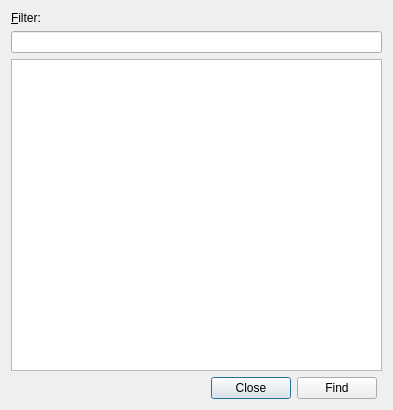
This is Code/Editor/TrackView/TrackViewFindDlg.ui in Zee2401/o3de as Qt 5 draws it before an edit. The edited form follows.
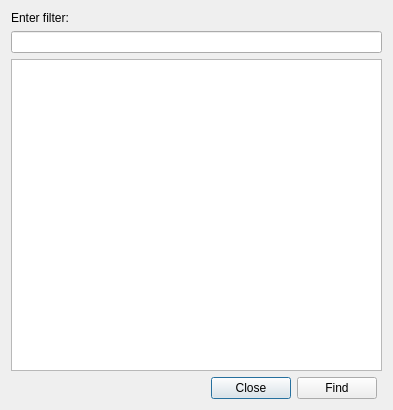
This is the edited form.

Commit message: 🎨 Palette: Enhance accessibility in LuaIDE Find Dialog

Diff of the .ui file:
```diff
--- a/Code/Editor/TrackView/TrackViewFindDlg.ui
+++ b/Code/Editor/TrackView/TrackViewFindDlg.ui
@@ -22,7 +22,7 @@
             </rect>
           </property>
           <property name="text">
-            <string>&amp;Filter:</string>
+            <string>Enter filter:</string>
           </property>
           <property name="alignment">
             <set>Qt::AlignTop|Qt::AlignLeft</set>
```
Left out of the diff: 3 changed lines with no effect on the pictures. The commit also changes 3 other files.
